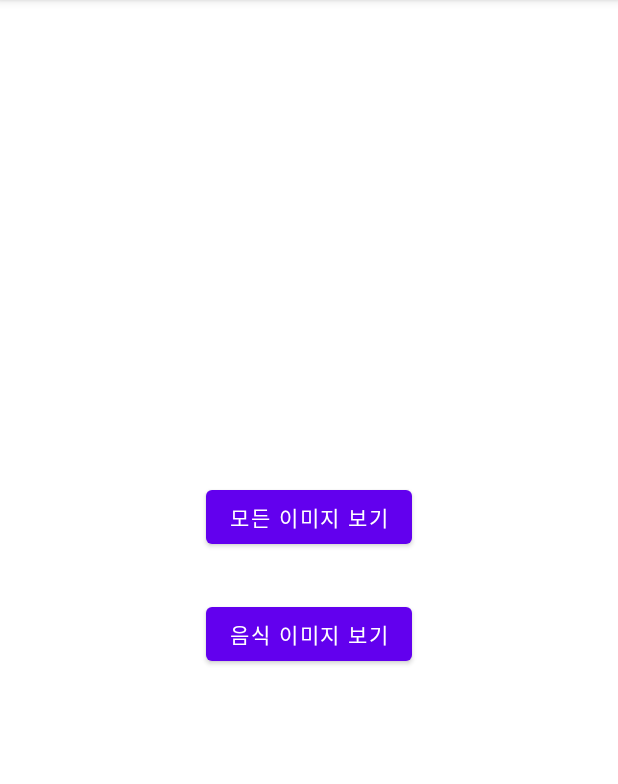
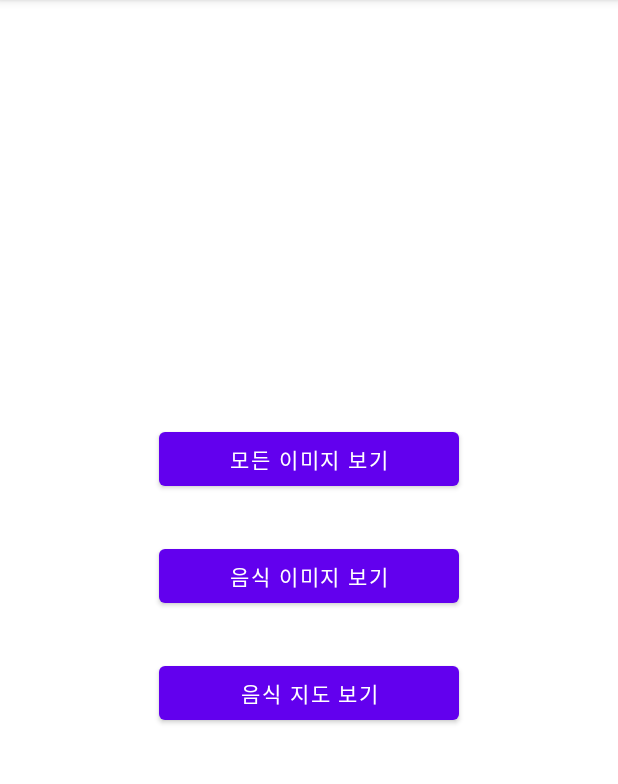
Before and after one commit to 5-ing/PersonalAIFoodMap_Android, an Android app: the screen it shows after launch (MainActivity), on a phone screen of 412 x 824 dp, the part 84-868 px from its top. Run offline under Robolectric (Android 15) with nearby library versions, the phone set to English and light mode, and no system bars.

```diff
--- a/app/src/main/java/com/example/personalaifoodmap/MainActivity.java
+++ b/app/src/main/java/com/example/personalaifoodmap/MainActivity.java
@@ -42,5 +42,14 @@ public class MainActivity extends AppCompatActivity {
             }
         });
 
+        Button foodMapBtn = (Button)findViewById(R.id.foodMapBtn);
+        foodMapBtn.setOnClickListener(new View.OnClickListener(){
+            @Override
+            public void onClick(View view) {
+                Intent intent = new Intent(getApplicationContext(), FoodMapActivity.class);
+                startActivity(intent);
+            }
+        });
+
     }
 }
--- a/app/src/main/res/layout/activity_main.xml
+++ b/app/src/main/res/layout/activity_main.xml
@@ -9,17 +9,23 @@
 
     <Button
         android:id="@+id/allImageBtn"
-        android:layout_width="wrap_content"
+        android:layout_width="200dp"
         android:layout_height="wrap_content"
         android:text="모든 이미지 보기"/>
 
     <Button
         android:id="@+id/foodImageBtn"
         android:layout_marginTop="30dp"
-        android:layout_width="wrap_content"
+        android:layout_width="200dp"
         android:layout_height="wrap_content"
         android:onClick="YOLO"
         android:text="음식 이미지 보기" />
 
+    <Button
+        android:id="@+id/foodMapBtn"
+        android:layout_marginTop="30dp"
+        android:layout_width="200dp"
+        android:layout_height="wrap_content"
+        android:text="음식 지도 보기"/>
 
 </LinearLayout>
--- a/build.gradle
+++ b/build.gradle
@@ -5,7 +5,7 @@ buildscript {
         mavenCentral()
     }
     dependencies {
-        classpath "com.android.tools.build:gradle:4.2.1"
+        classpath 'com.android.tools.build:gradle:7.0.1'
 
         // NOTE: Do not place your application dependencies here; they belong
         // in the individual module build.gradle files
@@ -17,6 +17,7 @@ allprojects {
         google()
         mavenCentral()
         jcenter() // Warning: this repository is going to shut down soon
+        maven { url 'https://naver.jfrog.io/artifactory/maven/' }
     }
 }
 
--- a/gradle.properties
+++ b/gradle.properties
@@ -15,3 +15,4 @@ org.gradle.jvmargs=-Xmx2048m -Dfile.encoding=UTF-8
 # Android operating system, and which are packaged with your app"s APK
 # https://developer.android.com/topic/libraries/support-library/androidx-rn
 android.useAndroidX=true
+android.enableJetifier=true
```
Also changed, not shown: app/build.gradle (+5 -3 lines), app/src/main/AndroidManifest.xml (+7 -1 lines), app/src/main/java/com/example/personalaifoodmap/FoodMapActivity.java (added, +13 -0 lines), app/src/main/res/layout/activity_foodmap.xml (added, +14 -0 lines), gradle/wrapper/gradle-wrapper.properties.
